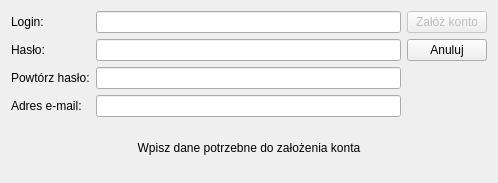
Above: ui/frmcreateuser.ui from QNapi/qnapi before the change. Below: the same form after it.
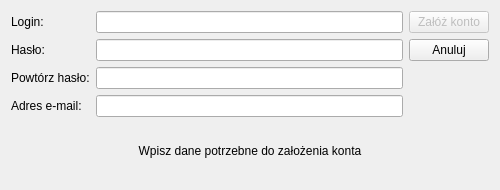
That is the form after the change. Icons and pictures are not drawn.

Commit message: Kosmetyka + podpiecie akcji dla pbCancel pod close()

What changed in the file:
```diff
--- a/ui/frmcreateuser.ui
+++ b/ui/frmcreateuser.ui
@@ -5,8 +5,8 @@
    <rect>
     <x>0</x>
     <y>0</y>
-    <width>498</width>
-    <height>183</height>
+    <width>500</width>
+    <height>190</height>
    </rect>
   </property>
   <property name="minimumSize" >
```
Left out of the diff: 22 changed lines with no effect on the pictures.
